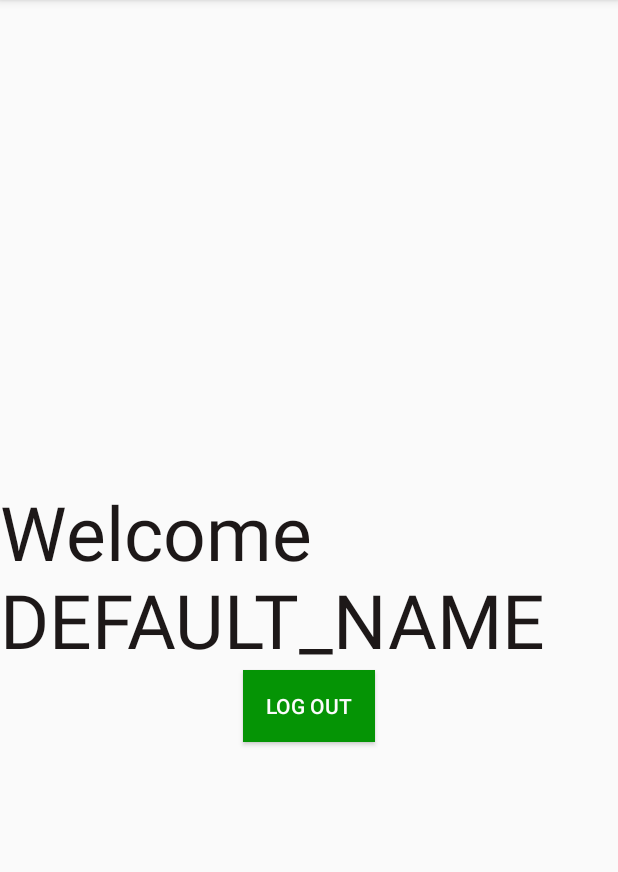
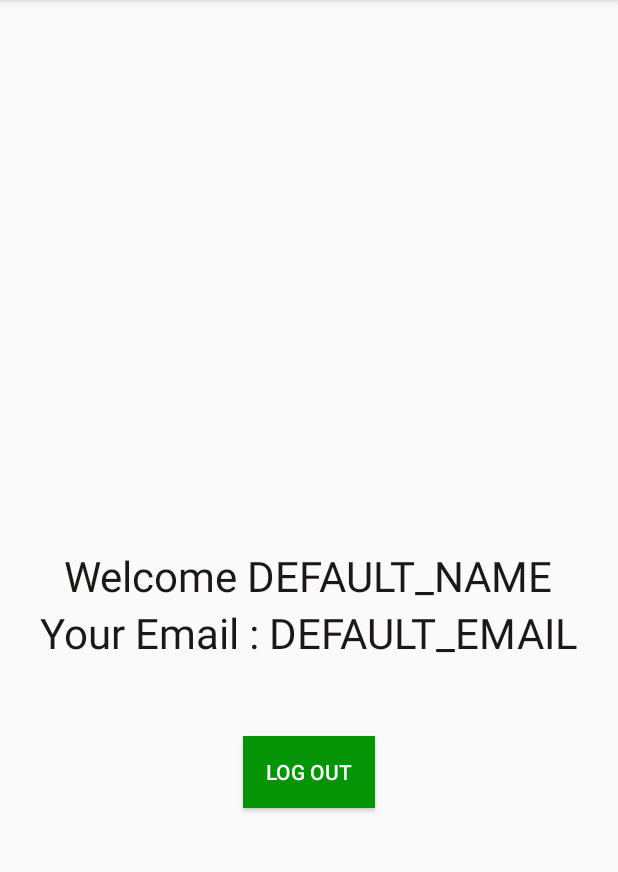
Before and after one commit to GradiMut/HNGMobileTask, an Android app: the MainActivity screen opened directly, with no data from a screen before it, on a phone screen of 412 x 824 dp, the part 84-956 px from its top. Run offline under Robolectric (Android 15) with nearby library versions, the phone set to English and light mode, and no system bars.

Commit message:
Latest commit for MNA

```diff
--- a/app/src/main/java/com/gradimut/hngtaskone/MainActivity.java
+++ b/app/src/main/java/com/gradimut/hngtaskone/MainActivity.java
@@ -21,13 +21,16 @@ public class MainActivity extends AppCompatActivity {
 
         Button logout = findViewById(R.id.log_out);
         final String name = sharedPreferences.getString("NAME","DEFAULT_NAME");
+        final String email = sharedPreferences.getString("EMAIL","DEFAULT_EMAIL");
 
 
         TextView welcomeText = findViewById(R.id.welcom_tv);
+        TextView mail = findViewById(R.id.mail);
         if (name.equals("")) {
             welcomeText.setText("Welcome, Please click on ");
         } else {
             welcomeText.setText("Welcome " + name);
+            mail.setText("Your Email : " + email);
         }
 
 
--- a/app/src/main/res/layout/activity_main.xml
+++ b/app/src/main/res/layout/activity_main.xml
@@ -10,16 +10,25 @@
         android:layout_width="wrap_content"
         android:layout_height="wrap_content"
         android:textColor="@color/black"
-        android:textSize="50sp"
+        android:textSize="28sp"
         android:id="@+id/welcom_tv"
         android:layout_centerInParent="true"/>
+    <TextView
+        android:layout_width="wrap_content"
+        android:layout_height="wrap_content"
+        android:textColor="@color/black"
+        android:textSize="28sp"
+        android:id="@+id/mail"
+        android:layout_below="@+id/welcom_tv"
+        android:layout_centerInParent="true"
+        android:layout_marginBottom="50dp"/>
 
     <Button
         android:layout_width="wrap_content"
         android:layout_height="wrap_content"
         android:text="@string/log_out"
         android:id="@+id/log_out"
-        android:layout_below="@+id/welcom_tv"
+        android:layout_below="@+id/mail"
         android:layout_centerHorizontal="true"
         android:background="@color/green"
         android:textColor="@color/white"/>
```
Also changed, not shown: 2 other files.
